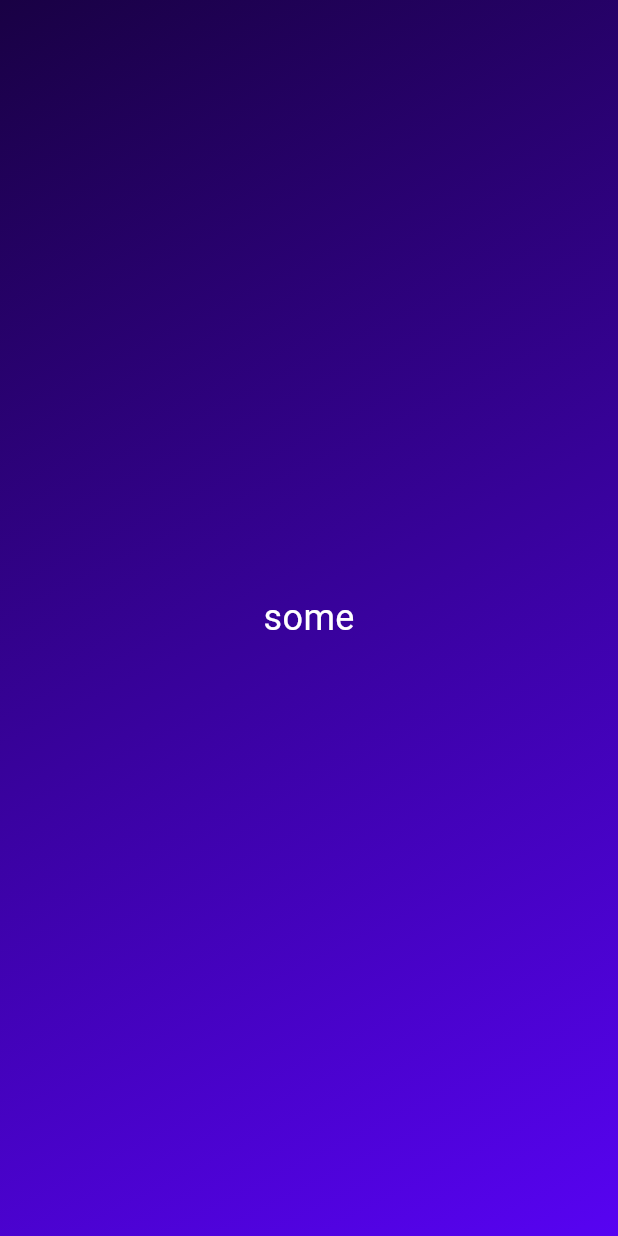
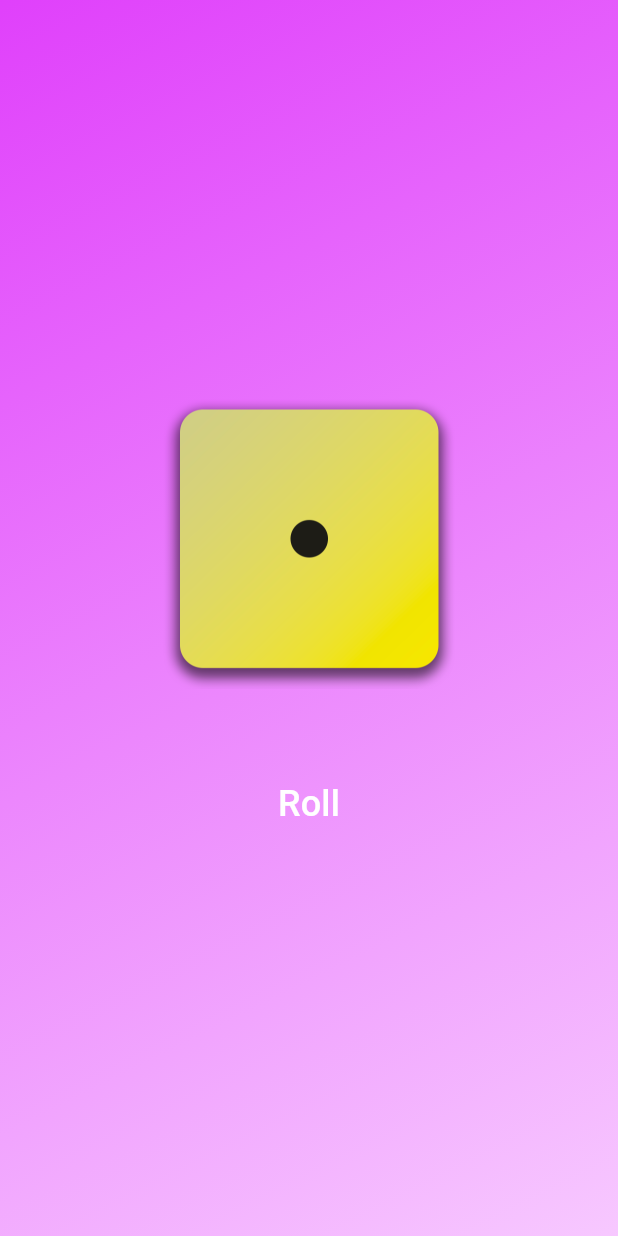
Before and after one commit to Venkatpublic/clipper, a Flutter app: the screen it shows after launch, on a phone screen of 412 x 824 dp. Run offline on Flutter 3.47's test engine with Material 3 defaults, Android fonts, the light colour scheme and no system bars; our stand-ins replace google_fonts.

Commit message:
LR:section 1 done

```diff
--- /dev/null
+++ b/lib/dice_container.dart
@@ -0,0 +1,40 @@
+import 'dart:math';
+
+import 'package:flutter/material.dart';
+
+final randomizer = Random();
+
+class DiceContainer extends StatefulWidget {
+  const DiceContainer({super.key});
+
+  @override
+  State<DiceContainer> createState() => _DiceContainerState();
+}
+
+class _DiceContainerState extends State<DiceContainer> {
+  var currentDice = 1;
+  void onRoll() {
+    setState(() {
+      currentDice = randomizer.nextInt(6) + 1;
+    });
+  }
+
+  @override
+  Widget build(BuildContext context) {
+    return Column(
+      mainAxisSize: MainAxisSize.min,
+      children: [
+        Image.asset('assets/dice-$currentDice.png', height: 200, width: 200),
+        SizedBox(height: 48),
+        TextButton(
+          style: TextButton.styleFrom(padding: const EdgeInsets.all(12)),
+          onPressed: onRoll,
+          child: Text(
+            "Roll",
+            style: TextStyle(color: Colors.white, fontSize: 24),
+          ),
+        ),
+      ],
+    );
+  }
+}
--- /dev/null
+++ b/lib/gradient_container.dart
@@ -0,0 +1,23 @@
+import 'package:clipper/dice_container.dart';
+import 'package:flutter/material.dart';
+
+class GradientContainer extends StatelessWidget {
+  const GradientContainer({super.key, required this.colors});
+  const GradientContainer.purple({super.key})
+    : colors = const [Colors.purpleAccent, Color.fromARGB(255, 247, 200, 255)];
+  final List<Color> colors;
+  void onRoll() {}
+  @override
+  Widget build(BuildContext context) {
+    return Container(
+      decoration: BoxDecoration(
+        gradient: LinearGradient(
+          colors: colors,
+          begin: AlignmentGeometry.topLeft,
+          end: AlignmentGeometry.bottomRight,
+        ),
+      ),
+      child: Center(child: DiceContainer()),
+    );
+  }
+}
--- a/lib/main.dart
+++ b/lib/main.dart
@@ -1,38 +1,12 @@
+import 'package:clipper/gradient_container.dart';
 import 'package:clipper/src/screens/splash_screen.dart';
 import 'package:clipper/src/theme/app_colors.dart';
 import 'package:flutter/material.dart';
 import 'package:google_fonts/google_fonts.dart';
 
 void main() {
-  runApp(
-    MaterialApp(
-      home: Scaffold(body: GradientContainer(name: 'some')),
-    ),
-  );
+  runApp(MaterialApp(home: Scaffold(body: GradientContainer.purple())));
   // runApp(const AutoCropApp());
-}
-
-class GradientContainer extends StatelessWidget {
-  const GradientContainer({super.key, required this.name});
-  final String name;
-  @override
-  Widget build(BuildContext context) {
-    return Container(
-      decoration: BoxDecoration(
-        gradient: LinearGradient(
-          colors: [
-            const Color.fromARGB(255, 25, 1, 68),
-            const Color.fromARGB(255, 87, 3, 242),
-          ],
-          begin: AlignmentGeometry.topLeft,
-          end: AlignmentGeometry.bottomRight,
-        ),
-      ),
-      child: Center(
-        child: Text(name, style: TextStyle(color: Colors.white, fontSize: 24)),
-      ),
-    );
-  }
 }
 
 class AutoCropApp extends StatelessWidget {
```
Also changed, not shown: lib/styled_text.dart (added, +15 -0 lines), pubspec.yaml (+6 -2 lines), assets/dice-1.png (added), assets/dice-2.png (added), assets/dice-3.png (added), assets/dice-4.png (added), assets/dice-5.png (added), assets/dice-6.png (added), assets/img/cat_new.jpeg (deleted), assets/img/catm.jpg (deleted).
